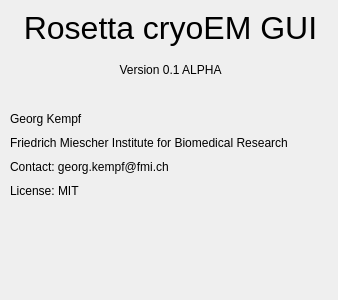
Above: rosem/about.ui from fmi-basel/RosEM before the change. Below: the same form after it.
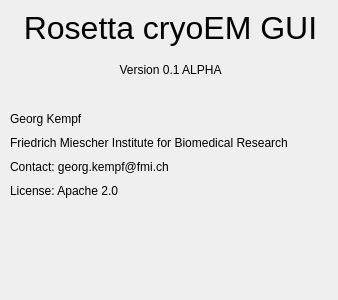
That is the form after the change.

```diff
--- a/rosem/about.ui
+++ b/rosem/about.ui
@@ -77,7 +77,7 @@
     <item>
      <widget class="QLabel" name="label_5">
       <property name="text">
-       <string>License: MIT</string>
+       <string>License: Apache 2.0</string>
       </property>
      </widget>
     </item>
```
